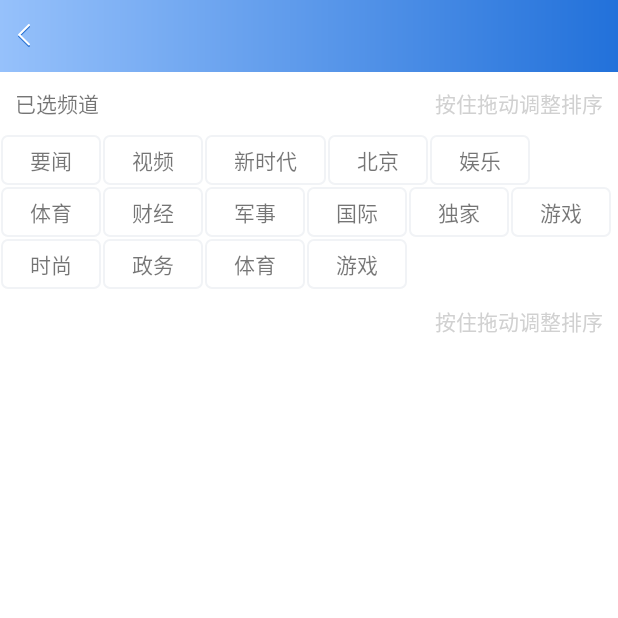
After one commit to dapengyou/Base, an Android app: the FlexboxActivity screen opened directly, with no data from a screen before it, on a phone screen of 412 x 824 dp, the top half of it. The commit adds this screen. Run offline under Robolectric (Android 15) with nearby library versions, the phone set to English and light mode, and no system bars; our stand-ins replace FlexboxLayout.

Commit message:
仿腾讯新闻flexbox初稿

```diff
--- a/app/build.gradle
+++ b/app/build.gradle
@@ -28,4 +28,5 @@ dependencies {
     androidTestImplementation 'com.android.support.test.espresso:espresso-core:3.0.1'
     implementation project(path: ':baselibrary')
     implementation 'com.contrarywind:Android-PickerView:3.2.4'
+    implementation 'com.google.android:flexbox:0.3.0-alpha2'
 }
--- /dev/null
+++ b/app/src/main/java/com/test/activity/FlexboxActivity.java
@@ -0,0 +1,87 @@
+package com.test.activity;
+
+import android.content.Intent;
+import android.support.v7.app.AppCompatActivity;
+import android.os.Bundle;
+import android.support.v7.widget.RecyclerView;
+import android.view.Gravity;
+import android.view.View;
+import android.view.ViewGroup;
+import android.widget.TextView;
+
+import com.google.android.flexbox.AlignItems;
+import com.google.android.flexbox.FlexDirection;
+import com.google.android.flexbox.FlexWrap;
+import com.google.android.flexbox.FlexboxLayout;
+import com.google.android.flexbox.FlexboxLayoutManager;
+import com.test.baselibrary.base.TitleActivity;
+import com.test.baseutil.R;
+
+import java.util.ArrayList;
+import java.util.List;
+
+public class FlexboxActivity extends TitleActivity {
+    private FlexboxLayout mFlexboxLayout;
+    private ArrayList<String> mList = new ArrayList<String>() {{
+        add("要闻");
+        add("视频");
+        add("新时代");
+        add("北京");
+        add("娱乐");
+        add("体育");
+        add("财经");
+        add("军事");
+        add("国际");
+        add("独家");
+        add("游戏");
+        add("时尚");
+        add("政务");
+        add("体育");
+        add("游戏");
+    }};
+
+    @Override
+    protected int getContentResId() {
+        return R.layout.activity_flexbox;
+    }
+
+    @Override
+    protected void initView(Bundle savedInstanceState) {
+        super.initView(savedInstanceState);
+        mFlexboxLayout = findViewById(R.id.fl_flexbox);
+    }
+
+    @Override
+    protected void initData(Intent intent, Bundle savedInstanceState) {
+        for (int i = 0; i < mList.size(); i++) {
+//            FlexboxLayoutManager manager = new FlexboxLayoutManager();
+//            //设置主轴排列方式
+//            manager.setFlexDirection(FlexDirection.ROW);
+//            //设置是否换行
+//            manager.setFlexWrap(FlexWrap.WRAP);
+//            manager.setAlignItems(AlignItems.STRETCH);
+
+            // 通过代码向FlexboxLayout添加View
+            TextView textView = new TextView(this);
+            textView.setBackground(getResources().getDrawable(R.drawable.bg_flexbox));
+            textView.setText(mList.get(i));
+            textView.setGravity(Gravity.CENTER);
+            textView.setPadding(30, 10, 30, 10);
+
+            mFlexboxLayout.addView(textView);
+
+        }
+
+    }
+
+    @Override
+    protected void initListener() {
+
+    }
+
+    @Override
+    protected void onViewClick(View v) {
+
+    }
+
+}
--- /dev/null
+++ b/app/src/main/res/drawable/bg_flexbox.xml
@@ -0,0 +1,19 @@
+<?xml version="1.0" encoding="utf-8"?>
+<layer-list xmlns:android="http://schemas.android.com/apk/res/android" >
+    <item
+        android:bottom="1dp"
+        android:left="1dp"
+        android:right="1dp"
+        android:top="1dp">
+        <shape>
+            <stroke
+                android:dashGap="5dp"
+                android:dashWidth="0dp"
+                android:width="1dp"
+                android:color="@color/bg_gray" />
+
+            <corners android:radius="4dp" />
+        </shape>
+    </item>
+
+</layer-list>
--- /dev/null
+++ b/app/src/main/res/layout/activity_flexbox.xml
@@ -0,0 +1,52 @@
+<?xml version="1.0" encoding="utf-8"?>
+<ScrollView xmlns:android="http://schemas.android.com/apk/res/android"
+    xmlns:app="http://schemas.android.com/apk/res-auto"
+    xmlns:tools="http://schemas.android.com/tools"
+    android:layout_width="match_parent"
+    android:layout_height="match_parent"
+    tools:context="com.test.activity.FlexboxActivity">
+
+    <RelativeLayout
+        android:layout_width="match_parent"
+        android:layout_height="match_parent">
+
+        <TextView
+            android:id="@+id/tv_tip"
+            android:layout_width="wrap_content"
+            android:layout_height="wrap_content"
+            android:layout_marginLeft="10dp"
+            android:layout_marginTop="10dp"
+            android:text="已选频道" />
+
+        <TextView
+            android:layout_width="wrap_content"
+            android:layout_height="wrap_content"
+            android:layout_alignParentRight="true"
+            android:layout_marginRight="10dp"
+            android:layout_marginTop="10dp"
+            android:text="按住拖动调整排序"
+            android:textColor="@color/text_gray" />
+
+        <com.google.android.flexbox.FlexboxLayout
+            android:id="@+id/fl_flexbox"
+            android:layout_width="match_parent"
+            android:layout_height="match_parent"
+            android:layout_below="@+id/tv_tip"
+            android:layout_marginTop="10dp"
+            app:alignItems="stretch"
+            app:flexDirection="row"
+            app:flexWrap="wrap">
+
+        </com.google.android.flexbox.FlexboxLayout>
+
+        <TextView
+            android:layout_width="wrap_content"
+            android:layout_height="wrap_content"
+            android:layout_alignParentRight="true"
+            android:layout_below="@+id/fl_flexbox"
+            android:layout_marginRight="10dp"
+            android:layout_marginTop="10dp"
+            android:text="按住拖动调整排序"
+            android:textColor="@color/text_gray" />
+    </RelativeLayout>
+</ScrollView>
--- a/app/src/main/res/values/colors.xml
+++ b/app/src/main/res/values/colors.xml
@@ -5,4 +5,5 @@
     <color name="colorAccent">#FF4081</color>
     <color name="blue">#5A94E9</color>
     <color name="white">#FFFFFF</color>
+    <color name="text_gray">#D1D1D1</color>
 </resources>
```
Also changed, not shown: app/src/main/AndroidManifest.xml (+6 -3 lines), app/src/main/java/com/test/activity/GuildActivity.java (+1 -0 lines), app/src/main/java/com/test/activity/MainActivity.java (+38 -4 lines), app/src/main/java/com/test/adapter/FlexboxAdapter.java (added, +38 -0 lines), app/src/main/java/com/test/bean/FlexboxBean.java (added, +19 -0 lines), app/src/main/res/layout/activity_main.xml (+14 -10 lines), app/src/main/res/layout/flexbox_adapter.xml (added, +19 -0 lines).
